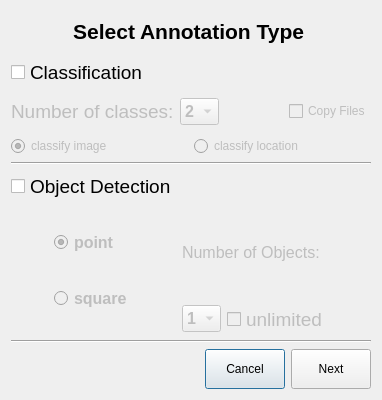
Before: the Qt Designer form step_2.ui in KarolBo/labeling_tool, drawn with Qt 5.
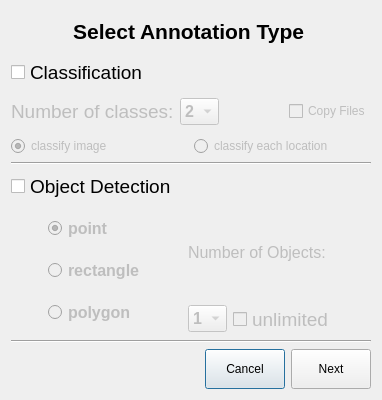
After: the same form once the commit is applied.

Commit message: drawing polygons

Diff of the .ui file:
```diff
--- a/step_2.ui
+++ b/step_2.ui
@@ -224,7 +224,7 @@
         <bool>false</bool>
        </property>
        <property name="text">
-        <string>classify location</string>
+        <string>classify each location</string>
        </property>
        <attribute name="buttonGroup">
         <string notr="true">buttonGroup_2</string>
@@ -338,7 +338,7 @@
           </font>
          </property>
          <property name="text">
-          <string>square</string>
+          <string>rectangle</string>
          </property>
          <property name="checked">
           <bool>false</bool>
@@ -348,6 +348,33 @@
          </attribute>
         </widget>
        </item>
+       <item>
+        <widget class="QRadioButton" name="radio_polygon">
+         <property name="enabled">
+          <bool>false</bool>
+         </property>
+         <property name="minimumSize">
+          <size>
+           <width>0</width>
+           <height>30</height>
+          </size>
+         </property>
+         <property name="font">
+          <font>
+           <family>Arial</family>
+           <pointsize>12</pointsize>
+           <weight>75</weight>
+           <bold>true</bold>
+          </font>
+         </property>
+         <property name="text">
+          <string>polygon</string>
+         </property>
+         <property name="checked">
+          <bool>false</bool>
+         </property>
+        </widget>
+       </item>
       </layout>
      </item>
      <item>
```
Left out of the diff: 2 changed lines with no effect on the pictures. The commit also changes 4 other files.
